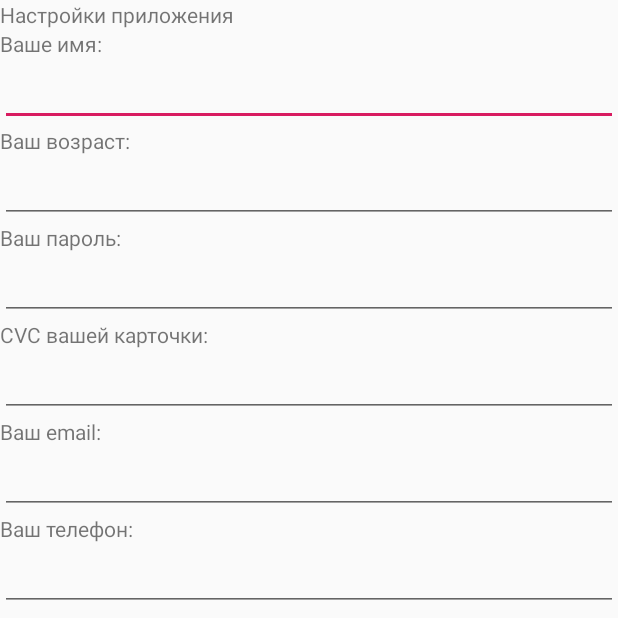
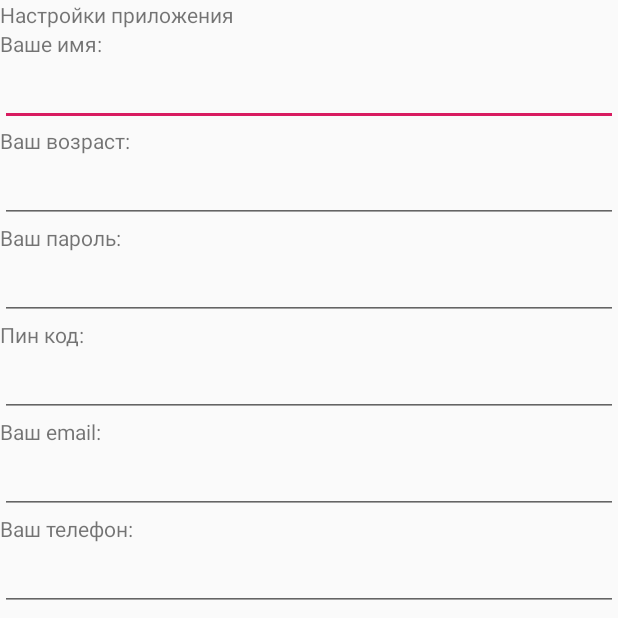
Before and after one commit to Jen94/AndroidDemo, an Android app: the SaveRestorePrefsActivity screen opened directly, with no data from a screen before it, on a phone screen of 412 x 824 dp, the top half of it. Run offline under Robolectric (Android 15) with nearby library versions, the phone set to English and light mode, and no system bars.

Commit message:
Update save_restore_prefs_activity.xml

```diff
--- a/app/src/main/res/layout/save_restore_prefs_activity.xml
+++ b/app/src/main/res/layout/save_restore_prefs_activity.xml
@@ -52,7 +52,7 @@
         android:id="@+id/textView16"
         android:layout_width="match_parent"
         android:layout_height="wrap_content"
-        android:text="CVC вашей карточки:" />
+        android:text="Пин код:" />
 
     <EditText
         android:id="@+id/editTextCVC"
```
